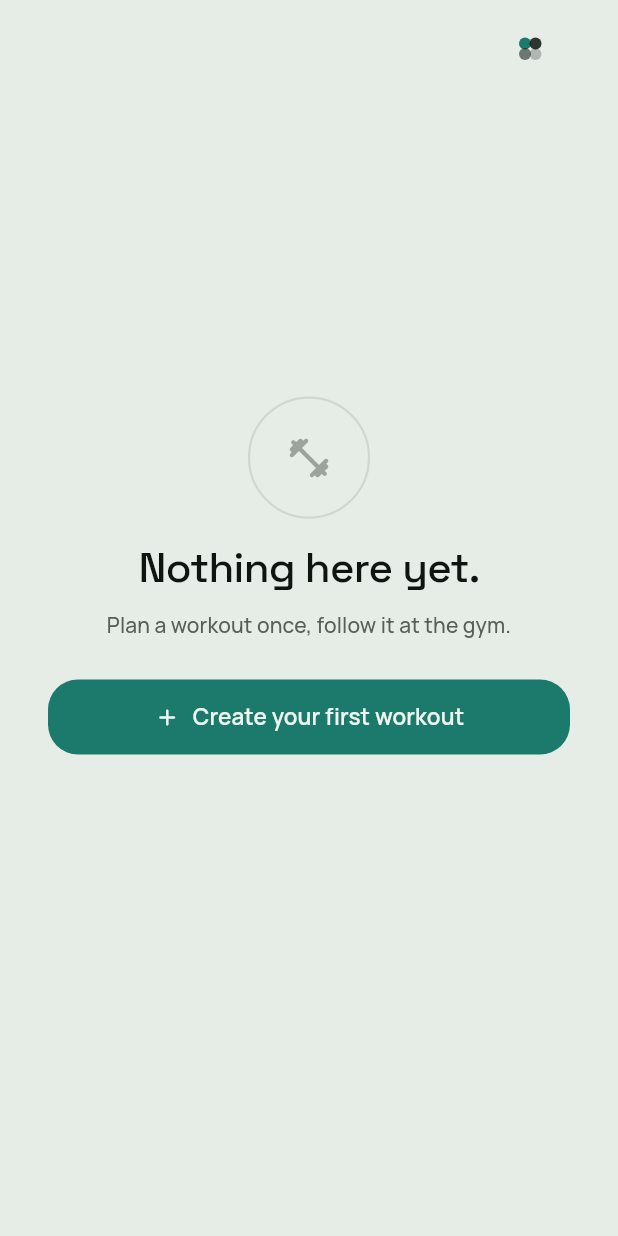
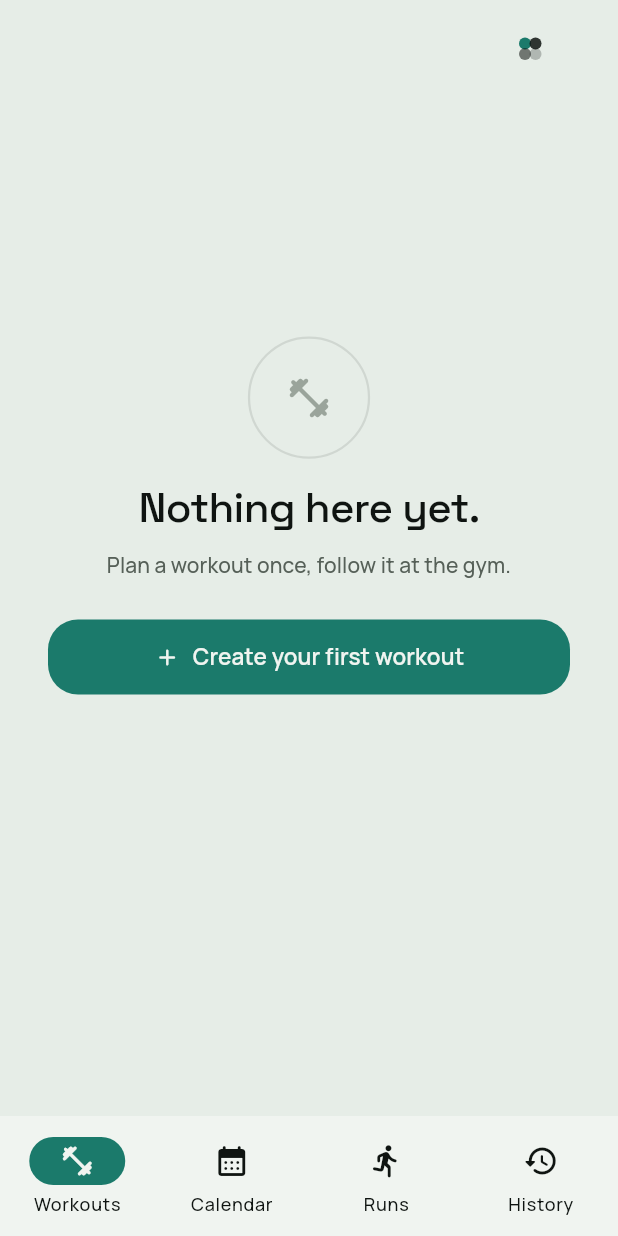
Before and after one commit to EmmanuelSoon/FitnessPlanner, a Flutter app: the screen it shows after launch, on a phone screen of 412 x 824 dp. Run offline on Flutter 3.47's test engine with Material 3 defaults, Android fonts, the phone set to English and light mode, and no system bars; our stand-ins replace audioplayers, flutter_local_notifications, flutter_riverpod, flutter_timezone, google_fonts, hive_flutter and 4 more; missing offline and left inert: health; accounts and stored records are empty; statements that could not run were skipped.

Commit message:
feat: add bottom navigation for Workouts, Calendar, Runs, and History (#51)
* feat: add bottom navigation for Workouts, Calendar, Runs, and History

Replaces the ad-hoc header icon row and calendar's missing back button with a
NavigationBar + IndexedStack shell, so the four top-level screens become tabs
that preserve state across switches. Detail screens still push over the shell.

Co-Authored-By: Claude Sonnet 5 <noreply@anthropic.com>

* chore: mark UI consistency backlog items done

Plan 018 (spacing scale, type scale, workout icon plumbing, exercise field
columns, bottom navigation) resolved seven open items across the Calendar,
Design System, and UI Fixes sections.

Co-Authored-By: Claude Sonnet 5 <noreply@anthropic.com>

---------

Co-authored-by: Claude Sonnet 5 <noreply@anthropic.com>

```diff
--- a/lib/main.dart
+++ b/lib/main.dart
@@ -17,7 +17,7 @@ import 'domain/models/mesocycle.dart';
 import 'domain/models/day_override.dart';
 import 'domain/models/run_override.dart';
 import 'domain/models/run_session.dart';
-import 'presentation/workout_list_screen.dart';
+import 'presentation/home_shell.dart';
 import 'providers/theme_provider.dart';
 import 'providers/mesocycle_providers.dart';
 import 'services/notification_service.dart';
@@ -107,7 +107,7 @@ class _FitnessPlannerAppState extends ConsumerState<FitnessPlannerApp>
             theme: materialTheme,
             darkTheme: materialTheme,
             themeMode: appTheme.isDark ? ThemeMode.dark : ThemeMode.light,
-            home: const WorkoutListScreen(),
+            home: const HomeShell(),
           ),
         );
       },
--- /dev/null
+++ b/lib/presentation/home_shell.dart
@@ -0,0 +1,56 @@
+import 'package:flutter/material.dart';
+
+import 'calendar_screen.dart';
+import 'history_screen.dart';
+import 'run_list_screen.dart';
+import 'workout_list_screen.dart';
+
+/// App root: a `NavigationBar` over an `IndexedStack` of the four top-level
+/// screens. `IndexedStack` keeps each tab's widget state (including scroll
+/// position) alive across switches, unlike `Navigator.push`.
+class HomeShell extends StatefulWidget {
+  const HomeShell({super.key});
+
+  @override
+  State<HomeShell> createState() => _HomeShellState();
+}
+
+class _HomeShellState extends State<HomeShell> {
+  int _index = 0;
+
+  static const _screens = [
+    WorkoutListScreen(),
+    CalendarScreen(),
+    RunListScreen(),
+    HistoryScreen(),
+  ];
+
+  @override
+  Widget build(BuildContext context) {
+    return Scaffold(
+      body: IndexedStack(index: _index, children: _screens),
+      bottomNavigationBar: NavigationBar(
+        selectedIndex: _index,
+        onDestinationSelected: (i) => setState(() => _index = i),
+        destinations: const [
+          NavigationDestination(
+            icon: Icon(Icons.fitness_center_rounded),
+            label: 'Workouts',
+          ),
+          NavigationDestination(
+            icon: Icon(Icons.calendar_month_rounded),
+            label: 'Calendar',
+          ),
+          NavigationDestination(
+            icon: Icon(Icons.directions_run_rounded),
+            label: 'Runs',
+          ),
+          NavigationDestination(
+            icon: Icon(Icons.history_rounded),
+            label: 'History',
+          ),
+        ],
+      ),
+    );
+  }
+}
--- a/lib/presentation/run_list_screen.dart
+++ b/lib/presentation/run_list_screen.dart
@@ -41,10 +41,6 @@ class _RunListScreenState extends ConsumerState<RunListScreen> {
           crossAxisAlignment: CrossAxisAlignment.stretch,
           children: [
             AppHeaderBar(
-              leading: AppIconButton(
-                icon: Icons.arrow_back_rounded,
-                onPressed: () => Navigator.pop(context),
-              ),
               trailing: _syncing
                   ? SizedBox(
                       width: 36,
```
Also changed, not shown: lib/presentation/history_screen.dart (+1 -6 lines), lib/presentation/workout_list_screen.dart (+1 -60 lines), 2 other files.
